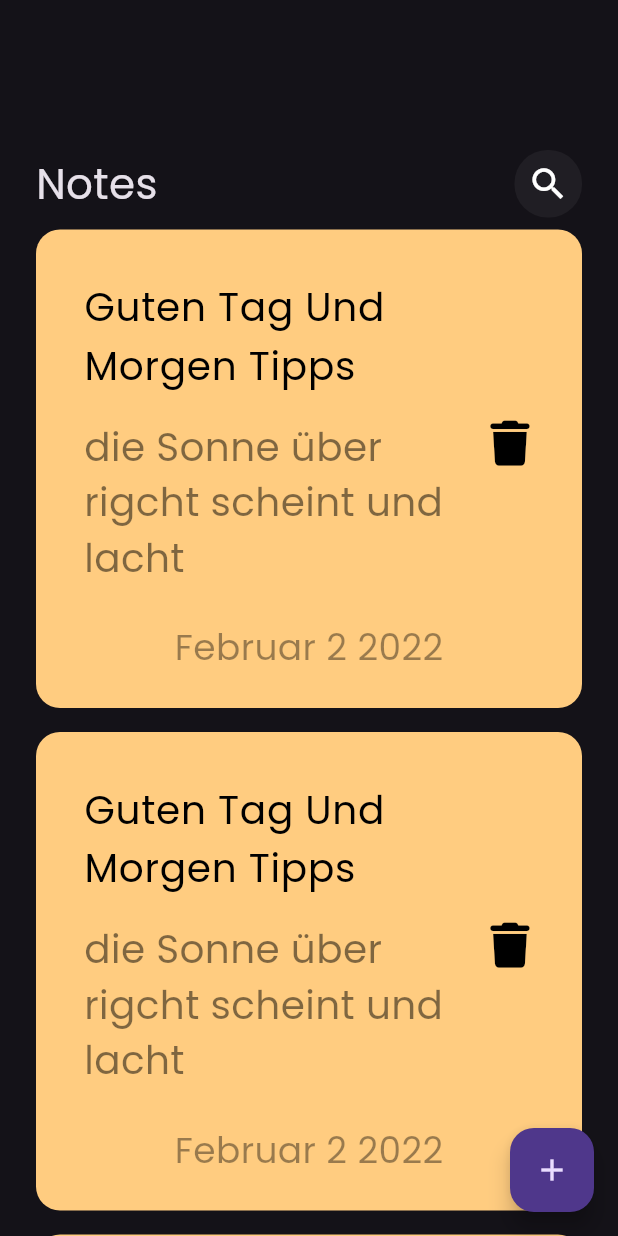
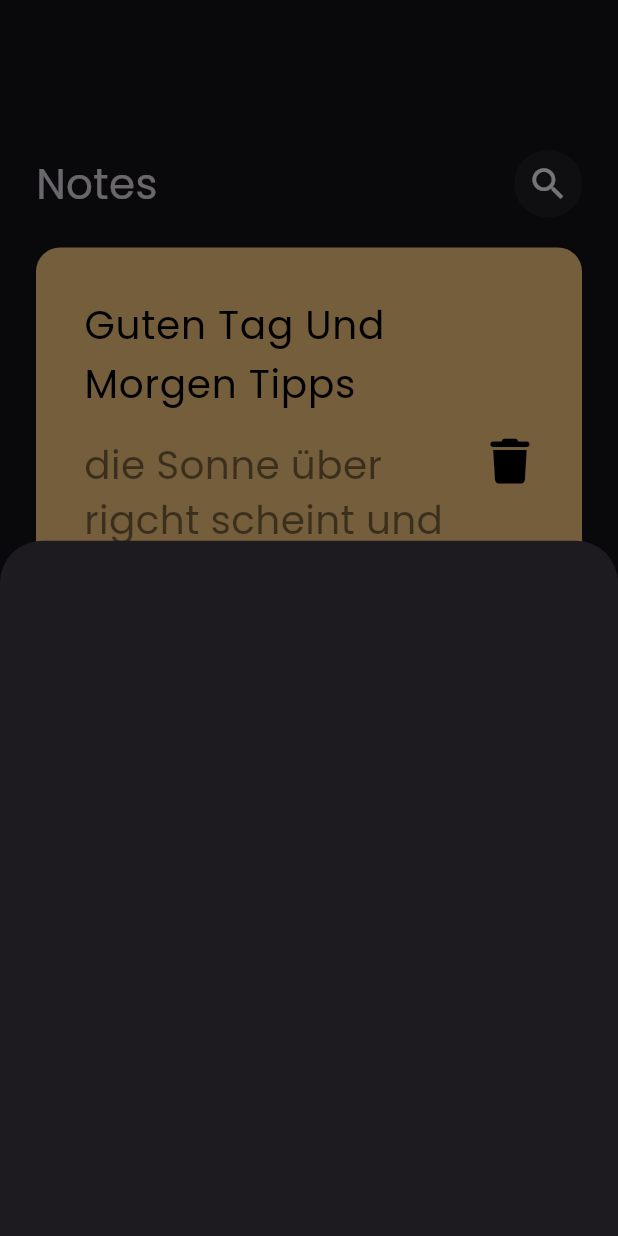
Before and after one commit to kenan7Th/YNoteApp, a Flutter app: the screen it shows after launch, after a tap on the "add" icon, on a phone screen of 412 x 824 dp. Run offline on Flutter 3.47's test engine with Material 3 defaults, Android fonts, the phone set to English and light mode, and no system bars; our stand-ins replace font_awesome_flutter.

Commit message:
show modalbottom_sheet

```diff
--- a/lib/views/notes_view.dart
+++ b/lib/views/notes_view.dart
@@ -1,4 +1,5 @@
 import 'package:flutter/material.dart';
+import 'package:martenss/widgets/add_note_bottoom_sheet.dart';
 
 import '../widgets/notes_view_bodyWidget.dart';
 
@@ -10,7 +11,11 @@
     return Scaffold(
       floatingActionButton: FloatingActionButton(
         onPressed: () {
-          print('object');
+          showModalBottomSheet(
+              context: context,
+              builder: (context) {
+                return const AddNoteBottomSheet();
+              });
         },
         child: const Icon(Icons.add),
       ),
--- /dev/null
+++ b/lib/widgets/add_note_bottoom_sheet.dart
@@ -0,0 +1,10 @@
+import 'package:flutter/material.dart';
+
+class AddNoteBottomSheet extends StatelessWidget {
+  const AddNoteBottomSheet({super.key});
+
+  @override
+  Widget build(BuildContext context) {
+    return Container();
+  }
+}
--- a/lib/widgets/notes_list_view_widget.dart
+++ b/lib/widgets/notes_list_view_widget.dart
@@ -6,11 +6,16 @@
 
   @override
   Widget build(BuildContext context) {
-    return ListView.builder(itemBuilder: (context, index) {
-      return Padding(
-        padding: const EdgeInsets.symmetric(vertical: 8),
-        child: const NoteItemWidget(),
-      );
-    });
+    return Padding(
+      padding: EdgeInsets.symmetric(vertical: 16),
+      child: ListView.builder(
+          padding: EdgeInsets.zero,
+          itemBuilder: (context, index) {
+            return Padding(
+              padding: const EdgeInsets.symmetric(vertical: 4),
+              child: const NoteItemWidget(),
+            );
+          }),
+    );
   }
 }
```
